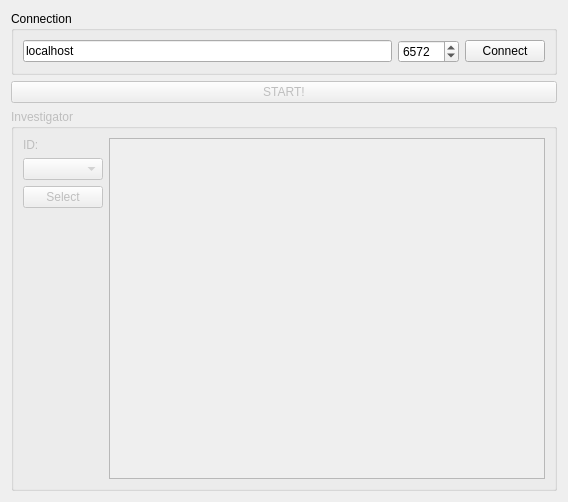
Old version of the form arkhorclient/gui/startform.ui in the repository kingnak/arkhor.
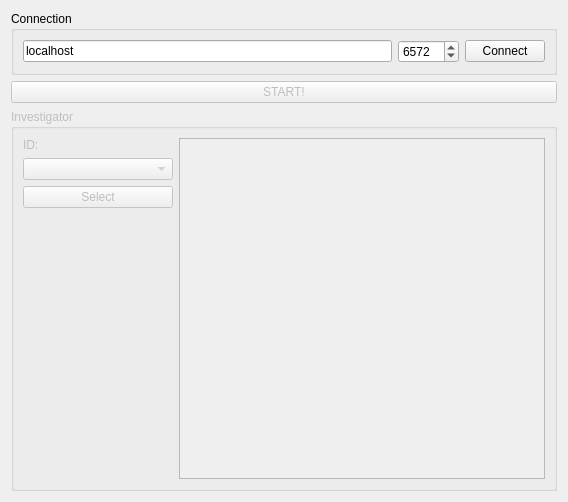
New version of the form. Custom widgets are drawn as their Qt base class.

What changed in the file:
```diff
--- a/arkhorclient/gui/startform.ui
+++ b/arkhorclient/gui/startform.ui
@@ -87,7 +87,17 @@
          </layout>
         </item>
         <item>
-         <widget class="QComboBox" name="cmbInvestigators"/>
+         <widget class="QComboBox" name="cmbInvestigators">
+          <property name="minimumSize">
+           <size>
+            <width>150</width>
+            <height>0</height>
+           </size>
+          </property>
+          <property name="sizeAdjustPolicy">
+           <enum>QComboBox::AdjustToContents</enum>
+          </property>
+         </widget>
         </item>
         <item>
          <widget class="QPushButton" name="btnSelectInv">
@@ -121,8 +131,8 @@
           <rect>
            <x>0</x>
            <y>0</y>
-           <width>456</width>
-           <height>362</height>
+           <width>370</width>
+           <height>358</height>
           </rect>
          </property>
          <layout class="QHBoxLayout" name="horizontalLayout_4">
```
